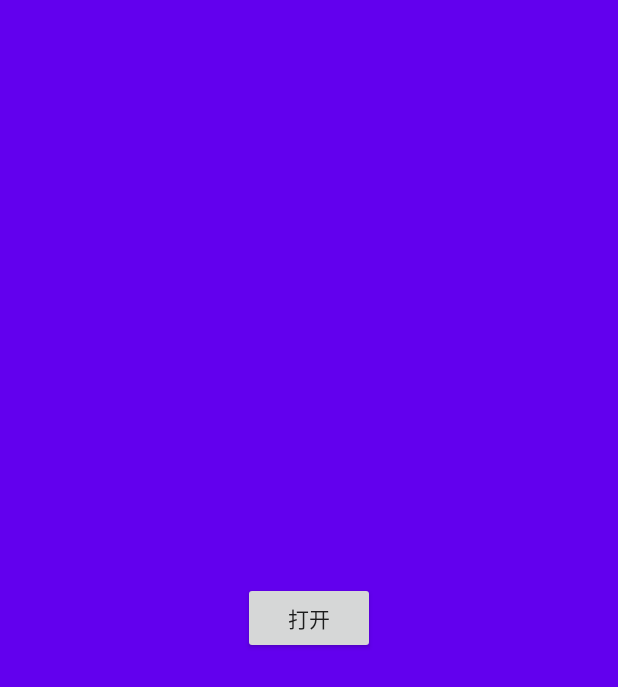
After one commit to liaors/DrawerLayout, an Android app: the DrawerLayoutActivity screen opened directly, with no data from a screen before it, on a phone screen of 412 x 824 dp. The commit adds this screen. Shown: the top 687 px of the screen. Run offline under Robolectric (Android 15) with nearby library versions, the phone set to English and light mode, and no system bars.

Commit message:
官方抽屉

```diff
--- a/app/src/main/AndroidManifest.xml
+++ b/app/src/main/AndroidManifest.xml
@@ -23,6 +23,7 @@
         <activity android:name="com.rs.drawerlayout.SlideMenuActivity" />
         <activity android:name="com.rs.drawerlayout.DoubleDrawerLayoutActivity" />
         <activity android:name="com.rs.drawerlayout.HalfOpenDrawerLayoutActivity" />
+        <activity android:name="com.rs.drawerlayout.DrawerLayoutActivity" />
     </application>
 
 </manifest>
--- /dev/null
+++ b/app/src/main/java/com/rs/drawerlayout/DrawerLayoutActivity.kt
@@ -0,0 +1,49 @@
+package com.rs.drawerlayout
+
+import android.app.Activity
+import android.os.Bundle
+import android.view.LayoutInflater
+import android.view.View
+import androidx.appcompat.app.ActionBarDrawerToggle
+import androidx.core.view.GravityCompat
+import com.rs.drawerlayout.databinding.ActivityDrawerlayoutBinding
+
+class DrawerLayoutActivity :Activity(){
+    private lateinit var binding: ActivityDrawerlayoutBinding
+
+    override fun onCreate(savedInstanceState: Bundle?) {
+        super.onCreate(savedInstanceState)
+        binding = ActivityDrawerlayoutBinding.inflate(LayoutInflater.from(this))
+        setContentView(binding.root)
+        val actionBarDrawerToggle = object :ActionBarDrawerToggle(this,binding.drawerLayout,R.string.app_name,R.string.app_name){
+
+            override fun onDrawerSlide(drawerView: View, slideOffset: Float) {
+                super.onDrawerSlide(drawerView, slideOffset)
+                val slideX = drawerView.width * slideOffset
+//                binding.contentFl.translationX = slideX  // 内容跟着移动
+            }
+
+            override fun onDrawerOpened(drawerView: View) {
+                super.onDrawerOpened(drawerView)
+                // 打开时
+            }
+
+            override fun onDrawerClosed(drawerView: View) {
+                super.onDrawerClosed(drawerView)
+                // 关闭时
+            }
+
+            override fun onDrawerStateChanged(newState: Int) {
+                super.onDrawerStateChanged(newState)
+                // 抽屉状态改变时调用
+            }
+        }
+
+        binding.drawerLayout.addDrawerListener(actionBarDrawerToggle)
+//        binding.drawerlayout.setScrimColor(Color.RED) // 阴影颜色
+        binding.openBt.setOnClickListener {
+            // GravityCompat.START 与xml中菜单中内容中的  android:layout_gravity="left"对应
+            binding.drawerLayout.openDrawer(GravityCompat.START)
+        }
+    }
+}
--- a/app/src/main/java/com/rs/drawerlayout/HalfOpenDrawerLayoutActivity.kt
+++ b/app/src/main/java/com/rs/drawerlayout/HalfOpenDrawerLayoutActivity.kt
@@ -3,13 +3,13 @@ package com.rs.drawerlayout
 import android.app.Activity
 import android.os.Bundle
 import android.view.LayoutInflater
-import com.rs.drawerlayout.databinding.ActivitySearchBinding
+import com.rs.drawerlayout.databinding.ActivityHalfDrawerlayoutBinding
 
 class HalfOpenDrawerLayoutActivity:Activity() {
-  private lateinit var binding: ActivitySearchBinding
+  private lateinit var binding: ActivityHalfDrawerlayoutBinding
     override fun onCreate(savedInstanceState: Bundle?) {
         super.onCreate(savedInstanceState)
-        binding = ActivitySearchBinding.inflate(LayoutInflater.from(this))
+        binding = ActivityHalfDrawerlayoutBinding.inflate(LayoutInflater.from(this))
         setContentView(binding.root)
         binding.openBt.setOnClickListener {
             binding.halfDrawerLayout.open()
--- a/app/src/main/java/com/rs/drawerlayout/MainActivity.kt
+++ b/app/src/main/java/com/rs/drawerlayout/MainActivity.kt
@@ -13,6 +13,9 @@ class MainActivity : Activity() {
         super.onCreate(savedInstanceState)
         activityMainBinding = ActivityMainBinding.inflate(layoutInflater)
         setContentView(activityMainBinding.root)
+        activityMainBinding.startDrawerlayoutBt.setOnClickListener {
+            startActivity(Intent(this,DrawerLayoutActivity::class.java))
+        }
         activityMainBinding.startSlideMenuBt.setOnClickListener {
             startActivity(Intent(this,SlideMenuActivity::class.java))
         }
--- /dev/null
+++ b/app/src/main/res/layout/activity_drawerlayout.xml
@@ -0,0 +1,43 @@
+<?xml version="1.0" encoding="utf-8"?>
+<androidx.drawerlayout.widget.DrawerLayout xmlns:android="http://schemas.android.com/apk/res/android"
+    android:id="@+id/drawer_layout"
+    android:layout_width="match_parent"
+    android:layout_height="match_parent"
+    android:fitsSystemWindows="true">
+
+    <FrameLayout
+        android:id="@+id/menu_ll"
+        android:layout_width="match_parent"
+        android:layout_height="match_parent"
+        android:background="@color/purple_200"
+        android:layout_gravity="left"
+        android:orientation="vertical">
+
+        <TextView
+            android:id="@+id/close_bt"
+            android:layout_width="100dp"
+            android:layout_height="50dp"
+            android:layout_centerInParent="true"
+            android:layout_gravity="center"
+            android:clickable="true"
+            android:gravity="center"
+            android:text="关闭" />
+    </FrameLayout>
+
+    <FrameLayout
+       android:id="@+id/content_fl"
+        android:layout_width="wrap_content"
+        android:layout_height="wrap_content"
+        android:background="@color/purple_500"
+        android:orientation="vertical">
+
+        <Button
+            android:id="@+id/open_bt"
+            android:layout_width="wrap_content"
+            android:layout_height="wrap_content"
+            android:layout_centerInParent="true"
+            android:layout_gravity="center"
+            android:text="打开" />
+    </FrameLayout>
+
+</androidx.drawerlayout.widget.DrawerLayout>
--- a/app/src/main/res/values/strings.xml
+++ b/app/src/main/res/values/strings.xml
@@ -1,3 +1,5 @@
 <resources>
     <string name="app_name">DrawerLayout</string>
+    <string name="confirm">confirm</string>
+    <string name="cancel">cancel</string>
 </resources>
```
Also changed, not shown: app/src/main/res/layout/activity_main.xml (+6 -2 lines).
